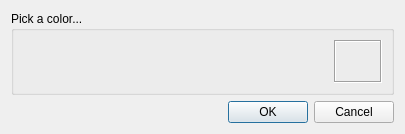
The window that libpvkernel/src/widgets/PVColorDialog.ui (squey/squey) describes before a commit, drawn with Qt 5.
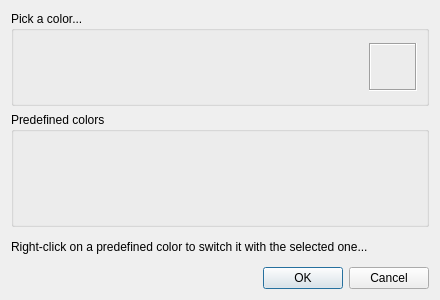
The same window after the commit. Custom widgets are drawn as their Qt base class.

```diff
--- a/libpvkernel/src/widgets/PVColorDialog.ui
+++ b/libpvkernel/src/widgets/PVColorDialog.ui
@@ -6,12 +6,12 @@
    <rect>
     <x>0</x>
     <y>0</y>
-    <width>405</width>
-    <height>134</height>
+    <width>440</width>
+    <height>300</height>
    </rect>
   </property>
   <property name="sizePolicy">
-   <sizepolicy hsizetype="Preferred" vsizetype="Fixed">
+   <sizepolicy hsizetype="Fixed" vsizetype="MinimumExpanding">
     <horstretch>0</horstretch>
     <verstretch>0</verstretch>
    </sizepolicy>
@@ -19,13 +19,13 @@
   <property name="minimumSize">
    <size>
     <width>0</width>
-    <height>134</height>
+    <height>240</height>
    </size>
   </property>
   <property name="maximumSize">
    <size>
-    <width>16777215</width>
-    <height>134</height>
+    <width>440</width>
+    <height>300</height>
    </size>
   </property>
   <property name="windowTitle">
@@ -41,11 +41,23 @@
       <item>
        <widget class="PVWidgets::PVColorPicker" name="_picker" native="true">
         <property name="sizePolicy">
-         <sizepolicy hsizetype="MinimumExpanding" vsizetype="Preferred">
+         <sizepolicy hsizetype="MinimumExpanding" vsizetype="Fixed">
           <horstretch>0</horstretch>
           <verstretch>0</verstretch>
          </sizepolicy>
         </property>
+        <property name="minimumSize">
+         <size>
+          <width>0</width>
+          <height>48</height>
+         </size>
+        </property>
+        <property name="maximumSize">
+         <size>
+          <width>16777215</width>
+          <height>48</height>
+         </size>
+        </property>
        </widget>
       </item>
       <item>
@@ -59,13 +71,13 @@
         <property name="minimumSize">
          <size>
           <width>48</width>
-          <height>0</height>
+          <height>48</height>
          </size>
         </property>
         <property name="maximumSize">
          <size>
           <width>48</width>
-          <height>16777215</height>
+          <height>48</height>
          </size>
         </property>
         <property name="frameShape">
@@ -85,6 +97,70 @@
      </layout>
     </widget>
    </item>
+   <item>
+    <widget class="QGroupBox" name="_predefined_box">
+     <property name="sizePolicy">
+      <sizepolicy hsizetype="MinimumExpanding" vsizetype="Fixed">
+       <horstretch>0</horstretch>
+       <verstretch>0</verstretch>
+      </sizepolicy>
+     </property>
+     <property name="minimumSize">
+      <size>
+       <width>0</width>
+       <height>115</height>
+      </size>
+     </property>
+     <property name="maximumSize">
+      <size>
+       <width>16777215</width>
+       <height>115</height>
+      </size>
+     </property>
+     <property name="title">
+      <string>Predefined colors</string>
+     </property>
+     <layout class="QHBoxLayout" name="horizontalLayout_2">
+      <item>
+       <layout class="QGridLayout" name="_predefined_grid">
+        <property name="sizeConstraint">
+         <enum>QLayout::SetDefaultConstraint</enum>
+        </property>
+       </layout>
+      </item>
+      <item>
+       <spacer name="horizontalSpacer_2">
+        <property name="orientation">
+         <enum>Qt::Horizontal</enum>
+        </property>
+        <property name="sizeHint" stdset="0">
+         <size>
+          <width>40</width>
+          <height>20</height>
+         </size>
+        </property>
+       </spacer>
+      </item>
+     </layout>
+     <zorder>horizontalSpacer_2</zorder>
+    </widget>
+   </item>
+   <item>
+    <widget class="QLabel" name="label">
+     <property name="sizePolicy">
+      <sizepolicy hsizetype="MinimumExpanding" vsizetype="Fixed">
+       <horstretch>0</horstretch>
+       <verstretch>0</verstretch>
+      </sizepolicy>
+     </property>
+     <property name="text">
+      <string>Right-click on a predefined color to switch it with the selected one...</string>
+     </property>
+     <property name="wordWrap">
+      <bool>true</bool>
+     </property>
+    </widget>
+   </item>
    <item>
     <widget class="QDialogButtonBox" name="buttonBox">
      <property name="orientation">
```
